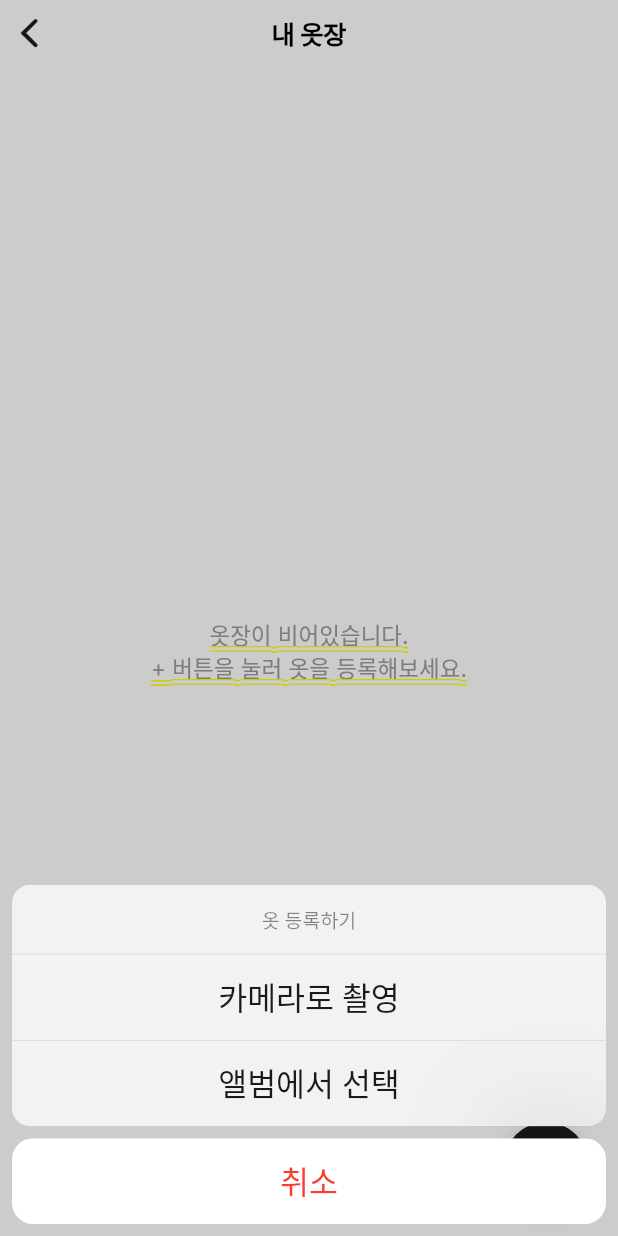
After one commit to wjddns0122/fittim_flutter, a Flutter app: the WardrobePage screen opened by its route, after a tap on an icon or button, on a phone screen of 412 x 824 dp. The commit adds this screen. Run offline on Flutter 3.47's test engine with Material 3 defaults, Android fonts, the phone set to English and light mode, and no system bars; our stand-ins replace dio, flutter_secure_storage, get, google_fonts, image_picker; accounts and stored records are empty; network calls fail.

Commit message:
feat: Add wardrobe feature, API provider, and switch app root to GetMaterialApp with Material theme.

```diff
--- a/lib/controllers/auth_controller.dart
+++ b/lib/controllers/auth_controller.dart
@@ -1,4 +1,5 @@
 import 'dart:convert';
+import 'package:fittim_flutter/data/api_provider.dart';
 import 'package:flutter/cupertino.dart';
 import 'package:get/get.dart';
 import 'package:http/http.dart' as http;
@@ -14,7 +15,8 @@ class AuthController extends GetxController {
   final nameController = TextEditingController(); // For registration
 
   // Placeholder for API URL - replace with actual env variable or constant
-  static const String _baseUrl = 'http://localhost:8080';
+  // API URL from ApiProvider
+  static String get _baseUrl => ApiProvider.baseUrl;
 
   Future<void> login() async {
     final email = emailController.text.trim();
--- /dev/null
+++ b/lib/controllers/wardrobe_controller.dart
@@ -0,0 +1,132 @@
+import 'package:dio/dio.dart';
+import 'package:flutter_secure_storage/flutter_secure_storage.dart';
+import 'package:get/get.dart' hide FormData, MultipartFile;
+import 'package:image_picker/image_picker.dart';
+import '../data/models/wardrobe_item.dart';
+import '../data/api_provider.dart';
+
+class WardrobeController extends GetxController {
+  final _storage = const FlutterSecureStorage();
+  final _picker = ImagePicker();
+  final Dio _dio = Dio();
+
+  final RxList<WardrobeItem> items = <WardrobeItem>[].obs;
+  final RxBool isLoading = false.obs;
+
+  @override
+  void onInit() {
+    super.onInit();
+    fetchItems();
+  }
+
+  Future<void> fetchItems() async {
+    try {
+      isLoading.value = true;
+      final token = await _storage.read(key: 'jwt_token');
+
+      if (token == null) {
+        Get.offAllNamed('/login');
+        return;
+      }
+
+      final response = await _dio.get(
+        '${ApiProvider.baseUrl}/api/wardrobe',
+        options: Options(headers: {'Authorization': 'Bearer $token'}),
+      );
+
+      if (response.statusCode == 200) {
+        final List<dynamic> data = response.data;
+        items.value = data.map((e) => WardrobeItem.fromJson(e)).toList();
+      }
+    } catch (e) {
+      // Only show snackbar if not 401 (auth issue handled by flow usually)
+      Get.snackbar('오류', '옷장 목록을 불러오는데 실패했습니다: $e');
+    } finally {
+      isLoading.value = false;
+    }
+  }
+
+  // Changed from File to XFile to support Web
+  Future<void> uploadItem(
+    XFile imageFile,
+    String category,
+    String season,
+  ) async {
+    try {
+      isLoading.value = true;
+      final token = await _storage.read(key: 'jwt_token');
+
+      if (token == null) {
+        Get.offAllNamed('/login');
+        return;
+      }
+
+      // Map UI strings to Backend Codes
+      final categoryMap = {
+        '상의': 'TOP',
+        '하의': 'BOTTOM',
+        '아우터': 'OUTER',
+        '원피스': 'DRESS',
+        '신발': 'SHOES',
+        '가방': 'BAG',
+        '기타': 'ETC',
+      };
+
+      final seasonMap = {
+        '봄': 'SPRING',
+        '여름': 'SUMMER',
+        '가을': 'AUTUMN',
+        '겨울': 'WINTER',
+        '사계절': 'ALL',
+      };
+
+      final categoryCode = categoryMap[category] ?? 'ETC';
+      final seasonCode = seasonMap[season] ?? 'ALL';
+
+      print('전송 데이터: $categoryCode, $seasonCode');
+
+      // Use fromBytes for Web compatibility
+      final bytes = await imageFile.readAsBytes();
+      final String fileName = imageFile.name;
+
+      FormData formData = FormData.fromMap({
+        'image': MultipartFile.fromBytes(bytes, filename: fileName),
+        'category': categoryCode,
+        'season': seasonCode,
+      });
+
+      final response = await _dio.post(
+        '${ApiProvider.baseUrl}/api/wardrobe',
+        data: formData,
+        options: Options(headers: {'Authorization': 'Bearer $token'}),
+      );
+
+      if (response.statusCode == 200 || response.statusCode == 201) {
+        Get.back(); // Close dialog if open
+        Get.snackbar('성공', '옷이 등록되었습니다.');
+        fetchItems(); // Refresh list
+      }
+    } catch (e) {
+      Get.snackbar('오류', '업로드 실패: $e');
+    } finally {
+      isLoading.value = false;
+    }
+  }
+
+  Future<XFile?> pickImage(ImageSource source) async {
+    final XFile? pickedFile = await _picker.pickImage(source: source);
+    return pickedFile;
+  }
+
+  String getFullImageUrl(String relativePath) {
+    if (relativePath.startsWith('http')) return relativePath;
+
+    final baseUrl = ApiProvider.baseUrl;
+
+    // Ensure correct slashing
+    if (relativePath.startsWith('/')) {
+      return '$baseUrl$relativePath';
+    }
+    return '$baseUrl/$relativePath';
+  }
+}
--- a/lib/core/theme/app_text_styles.dart
+++ b/lib/core/theme/app_text_styles.dart
@@ -19,6 +19,13 @@ class AppTextStyles {
     fontSize: 28,
     fontWeight: FontWeight.w300,
     height: 1.3,
+    color: AppColors.textPrimary,
+  );
+
+  // Title Medium (22px, w600)
+  static TextStyle get titleMedium => _baseStyle.copyWith(
+    fontSize: 22,
+    fontWeight: FontWeight.w600,
     color: AppColors.textPrimary,
   );
 
--- a/lib/core/theme/app_theme.dart
+++ b/lib/core/theme/app_theme.dart
@@ -1,4 +1,5 @@
 import 'package:flutter/cupertino.dart';
+import 'package:flutter/material.dart';
 import 'app_colors.dart';
 import 'app_text_styles.dart';
 
@@ -17,4 +18,23 @@ class AppTheme {
       tabLabelTextStyle: AppTextStyles.tiny.copyWith(fontSize: 10),
     ),
   );
+
+  static ThemeData get materialTheme => ThemeData(
+    useMaterial3: true,
+    fontFamily: 'Pretendard',
+    brightness: Brightness.light,
+    scaffoldBackgroundColor: AppColors.backgroundPrimary,
+    colorScheme: const ColorScheme.light(
+      primary: AppColors.textPrimary,
+      surface: AppColors.backgroundPrimary,
+      onSurface: AppColors.textPrimary,
+    ),
+    appBarTheme: AppBarTheme(
+      backgroundColor: AppColors.backgroundPrimary,
+      foregroundColor: AppColors.textPrimary,
+      elevation: 0,
+      centerTitle: true,
+      titleTextStyle: AppTextStyles.body.copyWith(fontWeight: FontWeight.w600),
+    ),
+  );
 }
--- /dev/null
+++ b/lib/data/api_provider.dart
@@ -0,0 +1,12 @@
+import 'package:flutter/foundation.dart';
+
+class ApiProvider {
+  static String get baseUrl {
+    if (kIsWeb) {
+      return 'http://localhost:8080';
+    } else {
+      // Android Emulator logic, can be expanded for iOS if needed
+      return 'http://10.0.2.2:8080';
+    }
+  }
+}
--- /dev/null
+++ b/lib/data/models/wardrobe_item.dart
@@ -0,0 +1,22 @@
+class WardrobeItem {
+  final int id;
+  final String imageUrl;
+  final String category;
+  final String season;
+
+  WardrobeItem({
+    required this.id,
+    required this.imageUrl,
+    required this.category,
+    required this.season,
+  });
+
+  factory WardrobeItem.fromJson(Map<String, dynamic> json) {
+    return WardrobeItem(
+      id: json['id'] as int,
+      imageUrl: json['imageUrl'] as String,
+      category: json['category'] as String,
+      season: json['season'] as String,
+    );
+  }
+}
--- a/lib/main.dart
+++ b/lib/main.dart
@@ -1,6 +1,7 @@
 import 'package:fittim_flutter/core/theme/app_theme.dart';
 import 'package:fittim_flutter/ui/pages/login_page.dart';
 import 'package:fittim_flutter/ui/pages/register_page.dart';
+import 'package:fittim_flutter/ui/pages/wardrobe_page.dart';
 import 'package:flutter/cupertino.dart';
 import 'package:get/get.dart';
 
@@ -13,14 +14,15 @@ class FittimApp extends StatelessWidget {
 
   @override
   Widget build(BuildContext context) {
-    return GetCupertinoApp(
+    return GetMaterialApp(
       title: 'FITTIM',
       debugShowCheckedModeBanner: false,
-      theme: AppTheme.lightTheme,
+      theme: AppTheme.materialTheme,
       initialRoute: '/login', // Set initial route to Login for now
       getPages: [
         GetPage(name: '/login', page: () => const LoginPage()),
         GetPage(name: '/register', page: () => const RegisterPage()),
+        GetPage(name: '/wardrobe', page: () => const WardrobePage()),
         GetPage(
           name: '/home',
           page: () => const CupertinoPageScaffold(
--- /dev/null
+++ b/lib/ui/pages/wardrobe_page.dart
@@ -0,0 +1,272 @@
+import 'dart:io';
+import 'package:flutter/cupertino.dart';
+import 'package:flutter/foundation.dart'; // for kIsWeb
+import 'package:flutter/material.dart';
+import 'package:get/get.dart';
+import 'package:image_picker/image_picker.dart';
+import '../../controllers/wardrobe_controller.dart';
+import '../../core/theme/app_colors.dart';
+import '../../core/theme/app_text_styles.dart';
+
+class WardrobePage extends GetView<WardrobeController> {
+  const WardrobePage({super.key});
+
+  @override
+  Widget build(BuildContext context) {
+    if (!Get.isRegistered<WardrobeController>()) {
+      Get.put(WardrobeController());
+    }
+
+    return CupertinoPageScaffold(
+      backgroundColor: AppColors.backgroundPrimary,
+      navigationBar: const CupertinoNavigationBar(middle: Text('내 옷장')),
+      child: SafeArea(
+        child: Stack(
+          children: [
+            Obx(() {
+              if (controller.isLoading.value && controller.items.isEmpty) {
+                return const Center(child: CupertinoActivityIndicator());
+              }
+
+              if (controller.items.isEmpty) {
+                return Center(
+                  child: Text(
+                    '옷장이 비어있습니다.\n+ 버튼을 눌러 옷을 등록해보세요.',
+                    textAlign: TextAlign.center,
+                    style: AppTextStyles.body.copyWith(
+                      color: AppColors.textSecondary,
+                    ),
+                  ),
+                );
+              }
+
+              return GridView.builder(
+                padding: const EdgeInsets.all(16),
+                gridDelegate: const SliverGridDelegateWithFixedCrossAxisCount(
+                  crossAxisCount: 3,
+                  crossAxisSpacing: 10,
+                  mainAxisSpacing: 10,
+                  childAspectRatio: 0.8,
+                ),
+                itemCount: controller.items.length,
+                itemBuilder: (context, index) {
+                  final item = controller.items[index];
+                  return ClipRRect(
+                    borderRadius: BorderRadius.circular(12),
+                    child: Stack(
+                      fit: StackFit.expand,
+                      children: [
+                        Image.network(
+                          controller.getFullImageUrl(item.imageUrl),
+                          fit: BoxFit.cover,
+                          errorBuilder: (context, error, stackTrace) =>
+                              Container(
+                                color: AppColors.backgroundSecondary,
+                                child: const Icon(
+                                  CupertinoIcons.photo_on_rectangle,
+                                  color: AppColors.textHint,
+                                ),
+                              ),
+                        ),
+                        Positioned(
+                          bottom: 0,
+                          left: 0,
+                          right: 0,
+                          child: Container(
+                            color: Colors.black.withAlpha(102), // 0.4 opacity
+                            padding: const EdgeInsets.symmetric(vertical: 4),
+                            child: Text(
+                              item.category,
+                              textAlign: TextAlign.center,
+                              style: AppTextStyles.tiny.copyWith(
+                                color: Colors.white,
+                              ),
+                            ),
+                          ),
+                        ),
+                      ],
+                    ),
+                  );
+                },
+              );
+            }),
+
+            // FAB
+            Positioned(
+              right: 20,
+              bottom: 20,
+              child: GestureDetector(
+                onTap: () => _showImageSourceActionSheet(context),
+                child: Container(
+                  width: 56,
+                  height: 56,
+                  decoration: BoxDecoration(
+                    color: AppColors.buttonPrimary,
+                    shape: BoxShape.circle,
+                    boxShadow: [
+                      BoxShadow(
+                        color: Colors.black.withAlpha(51), // 0.2 opacity
+                        blurRadius: 10,
+                        offset: const Offset(0, 4),
+                      ),
+                    ],
+                  ),
+                  child: const Icon(
+                    CupertinoIcons.add,
+                    color: Colors.white,
+                    size: 28,
+                  ),
+                ),
+              ),
+            ),
+          ],
+        ),
+      ),
+    );
+  }
+
+  void _showImageSourceActionSheet(BuildContext context) {
+    showCupertinoModalPopup(
+      context: context,
+      builder: (context) => CupertinoActionSheet(
+        title: const Text('옷 등록하기'),
+        actions: [
+          CupertinoActionSheetAction(
+            onPressed: () {
+              Get.back(); // Close sheet
+              _pickImage(ImageSource.camera);
+            },
+            child: const Text('카메라로 촬영'),
+          ),
+          CupertinoActionSheetAction(
+            onPressed: () {
+              Get.back(); // Close sheet
+              _pickImage(ImageSource.gallery);
+            },
+            child: const Text('앨범에서 선택'),
+          ),
+        ],
+        cancelButton: CupertinoActionSheetAction(
+          onPressed: () => Get.back(),
+          isDestructiveAction: true,
+          child: const Text('취소'),
+        ),
+      ),
+    );
+  }
+
+  Future<void> _pickImage(ImageSource source) async {
+    final XFile? file = await controller.pickImage(source);
+    if (file != null) {
+      _showDetailsDialog(file);
+    }
+  }
+
+  void _showDetailsDialog(XFile imageFile) {
+    final categories = ['상의', '하의', '아우터', '원피스', '신발', '가방', '기타'];
+    final seasons = ['봄', '여름', '가을', '겨울', '사계절'];
+
+    String selectedCategory = categories[0];
+    String selectedSeason = seasons[0];
+
+    Get.dialog(
+      Dialog(
+        backgroundColor: AppColors.backgroundPrimary,
+        shape: RoundedRectangleBorder(borderRadius: BorderRadius.circular(16)),
+        child: Material(
+          type: MaterialType.transparency,
+          child: Padding(
+            padding: const EdgeInsets.all(20),
+            child: Column(
+              mainAxisSize: MainAxisSize.min,
+              children: [
+                Text('상세 정보 입력', style: AppTextStyles.titleMedium),
+                const SizedBox(height: 20),
+
+                // Image Preview (Web Compatible)
+                ClipRRect(
+                  borderRadius: BorderRadius.circular(8),
+                  child: SizedBox(
+                    width: 100,
+                    height: 100,
+                    child: kIsWeb
+                        ? Image.network(imageFile.path, fit: BoxFit.cover)
+                        : Image.file(File(imageFile.path), fit: BoxFit.cover),
+                  ),
+                ),
+                const SizedBox(height: 20),
+
+                StatefulBuilder(
+                  builder: (context, setState) {
+                    return Column(
+                      children: [
+                        DropdownButtonFormField<String>(
+                          initialValue: selectedCategory,
+                          decoration: const InputDecoration(labelText: '카테고리'),
+                          items: categories
+                              .map(
+                                (c) =>
+                                    DropdownMenuItem(value: c, child: Text(c)),
+                              )
+                              .toList(),
+                          onChanged: (v) =>
+                              setState(() => selectedCategory = v!),
+                        ),
+                        const SizedBox(height: 10),
+                        DropdownButtonFormField<String>(
+                          initialValue: selectedSeason,
+                          decoration: const InputDecoration(labelText: '계절'),
+                          items: seasons
+                              .map(
+                                (s) =>
+                                    DropdownMenuItem(value: s, child: Text(s)),
+                              )
+                              .toList(),
+                          onChanged: (v) => setState(() => selectedSeason = v!),
+                        ),
+                      ],
+                    );
+                  },
+                ),
+
+                const SizedBox(height: 20),
+
+                Row(
+                  mainAxisAlignment: MainAxisAlignment.end,
+                  children: [
+                    TextButton(
+                      onPressed: () => Get.back(),
+                      child: Text(
+                        '취소',
+                        style: TextStyle(color: AppColors.textSecondary),
+                      ),
+                    ),
+                    const SizedBox(width: 10),
+                    ElevatedButton(
+                      style: ElevatedButton.styleFrom(
+                        backgroundColor: AppColors.buttonPrimary,
+                        shape: const StadiumBorder(),
+                      ),
+                      onPressed: () {
+                        controller.uploadItem(
+                          imageFile,
+                          selectedCategory,
+                          selectedSeason,
+                        );
+                      },
+                      child: const Text(
+                        '등록',
+                        style: TextStyle(color: Colors.white),
+                      ),
+                    ),
+                  ],
+                ),
+              ],
+            ),
+          ),
+        ),
+      ),
+      barrierDismissible: false,
+    );
+  }
+}
--- a/pubspec.yaml
+++ b/pubspec.yaml
@@ -39,6 +39,8 @@ dependencies:
   flutter_svg: ^2.2.3
   flutter_secure_storage: ^9.2.4
   http: ^1.6.0
+  image_picker: ^1.2.1
+  dio: ^5.9.0
 
 dev_dependencies:
   flutter_test:
```
Also changed, not shown: pubspec.lock.
